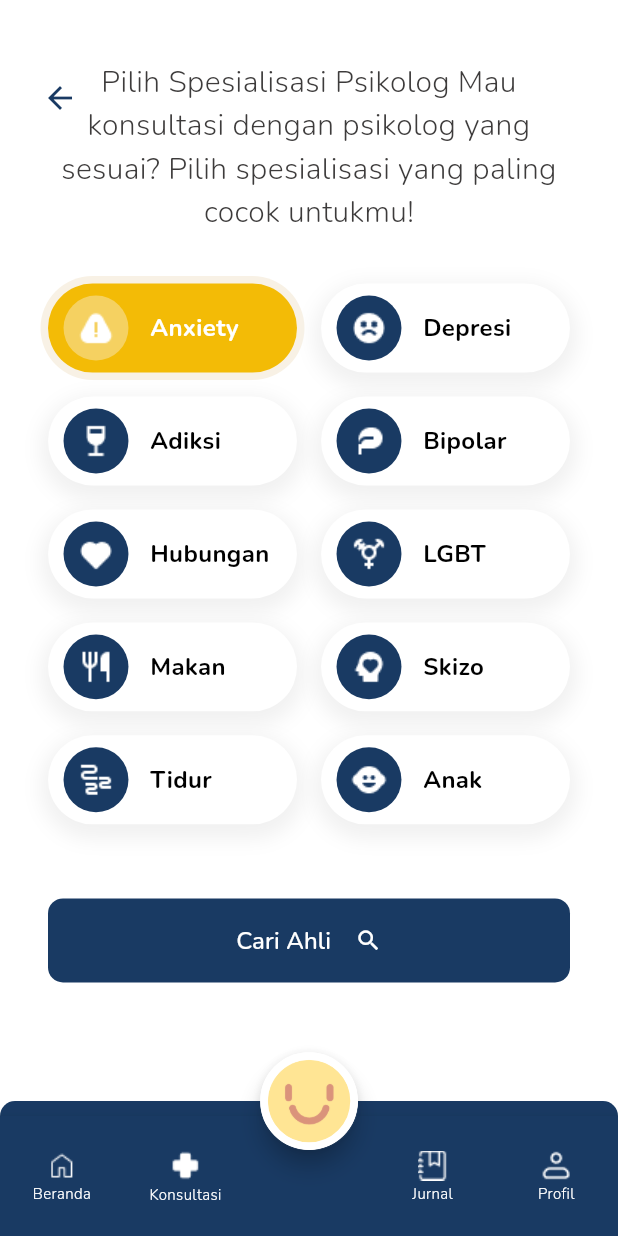
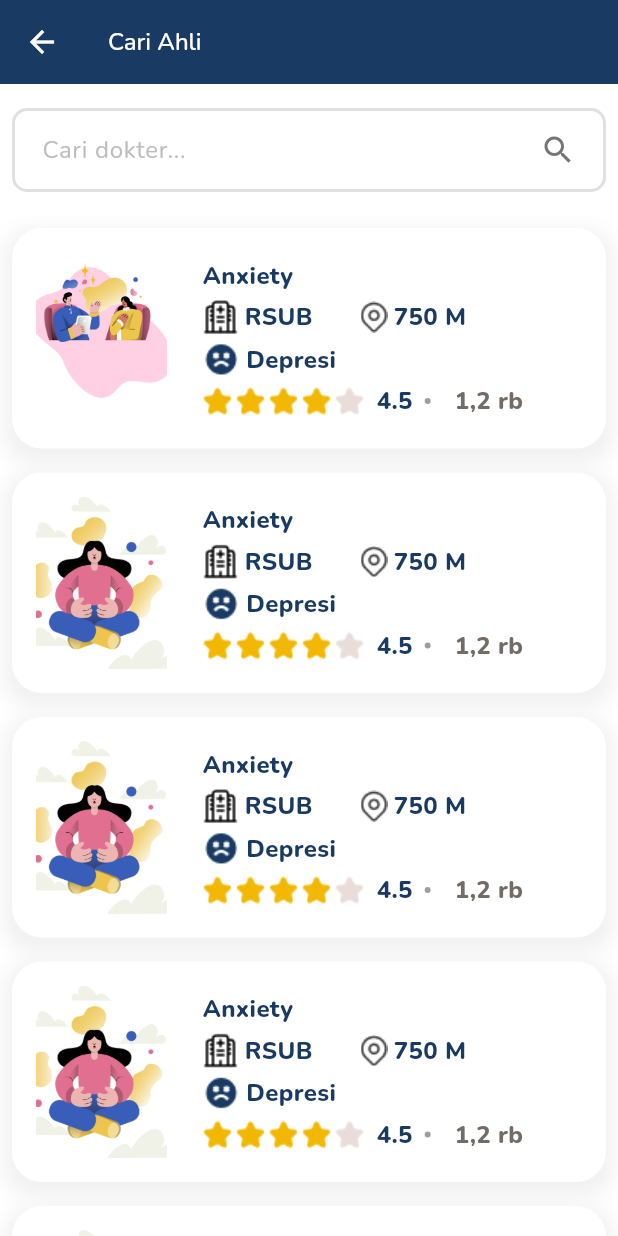
Before and after one commit to rizqiaditya222/raion_intern_15, a Flutter app: the screen it shows after launch, item 2 of the bottom bar chosen, scrolled down 139 dp, after a tap on "Cari Ahli", on a phone screen of 412 x 824 dp. Run offline on Flutter 3.47's test engine with Material 3 defaults, Android fonts, the phone set to English and light mode, and no system bars; our stand-ins replace cloud_firestore, firebase_auth, firebase_core, firebase_database, get_it, google_fonts and 1 more; accounts and stored records are empty.

```diff
--- a/lib/assets/constants/image_strings.dart
+++ b/lib/assets/constants/image_strings.dart
@@ -30,6 +30,8 @@ const String moodFlat = "lib/assets/images/mood/flat.png";
 
 // Consultation
 const String emptyConsult = "lib/assets/images/consultation/thumbnail.png";
+const String map = "lib/assets/images/consultation/map.png";
+const String hospital = "lib/assets/images/consultation/hospital.png";
 
 // Radio Icons
 const String adiksi = "lib/assets/images/radio_icon/adiksi.png";
--- /dev/null
+++ b/lib/features/presentation/screens/consultation_screen/appointment_date.dart
@@ -0,0 +1,54 @@
+import 'package:flutter/material.dart';
+import '../../../../assets/color.dart';
+import 'package:table_calendar/table_calendar.dart';
+
+class AppointmentDate extends StatefulWidget {
+  const AppointmentDate({super.key});
+
+  @override
+  State<AppointmentDate> createState() => _AppointmentDateState();
+}
+
+class _AppointmentDateState extends State<AppointmentDate> {
+  @override
+  Widget build(BuildContext context) {
+    DateTime today = DateTime.now();
+    return Scaffold(
+      appBar: AppBar(
+        backgroundColor: primary[90],
+        title: Text(
+          "Pilih Tanggal",
+          style: Theme.of(context)
+              .textTheme
+              .headlineSmall
+              ?.copyWith(color: Colors.white, fontSize: 16),
+        ),
+        leading: IconButton(
+          icon: const Icon(
+            Icons.arrow_back,
+            color: Colors.white,
+          ),
+          onPressed: () {
+            Navigator.pop(context);
+          },
+        ),
+      ),
+
+      body: Column(
+
+        children: [
+
+          Container(
+            child: TableCalendar(
+              headerStyle: HeaderStyle(formatButtonVisible: false, titleCentered: true),
+              focusedDay: today,
+              firstDay: DateTime(2000, 01, 01),
+              lastDay: DateTime(2030, 01, 01),
+            ),
+          ),
+        ],
+
+      ),
+    );
+  }
+}
--- /dev/null
+++ b/lib/features/presentation/screens/consultation_screen/payment_success.dart
@@ -0,0 +1,38 @@
+import 'package:flutter/material.dart';
+import 'package:raion_intern_15/assets/widgets/button.dart';
+
+class PaymentSuccess extends StatelessWidget {
+  const PaymentSuccess({super.key});
+
+  @override
+  Widget build(BuildContext context) {
+    return Scaffold(
+      backgroundColor: Colors.white,
+      body: Padding(
+        padding: const EdgeInsets.all(16),
+        child: Center(
+          child: Column(
+            mainAxisAlignment: MainAxisAlignment.center,
+            children: [
+              Image.asset("lib/assets/images/consultation/success.png"),
+              SizedBox(height: 32,),
+              Text("Yeay! Pembayaran Berhasil!", style: Theme.of(context).textTheme.headlineSmall?.copyWith(fontWeight: FontWeight.bold, fontSize: 16)),
+              SizedBox(height: 32,),
+              Text("Jadwal konsultasimu sudah dikonfirmasi. Siap-siap ngobrol dengan dokter!",
+                style: Theme.of(context).textTheme.bodyLarge?.copyWith(fontSize: 16),
+                textAlign: TextAlign.center,
+              ),
+              SizedBox(height: 32,),
+              SubmitButton(
+                  myText: "Kembali ke Beranda",
+                  onPressed: (){
+
+                  },
+                  )
+            ],
+          ),
+        ),
+      ),
+    );
+  }
+}
--- /dev/null
+++ b/lib/features/presentation/screens/consultation_screen/search_doctor.dart
@@ -0,0 +1,230 @@
+import 'package:flutter/material.dart';
+import 'package:raion_intern_15/assets/color.dart';
+import 'package:raion_intern_15/assets/constants/image_strings.dart';
+import 'package:raion_intern_15/assets/widgets/onboarding_card.dart';
+
+class SearchDoctor extends StatelessWidget {
+  SearchDoctor({super.key});
+
+  final TextEditingController controller = TextEditingController();
+
+  final List<Map<String, dynamic>> doctorList = [
+    {
+      'icon': AssetImage("lib/assets/images/onBoard2.png"),
+      'activeIcon': AssetImage(moodHappy),
+      'name': "Anxiety",
+      'hospital': "RSUB",
+      'distance': "750 M",
+      'specialization': "Depresi",
+      'rating': "4.5",
+      'ratingAmount': "1,2 rb"
+    },
+    {
+      'icon': AssetImage("lib/assets/images/onBoard3.png"),
+      'activeIcon': AssetImage(moodHappy),
+      'name': "Anxiety",
+      'hospital': "RSUB",
+      'distance': "750 M",
+      'specialization': "Depresi",
+      'rating': "4.5",
+      'ratingAmount': "1,2 rb"
+    },    {
+      'icon': AssetImage("lib/assets/images/onBoard3.png"),
+      'activeIcon': AssetImage(moodHappy),
+      'name': "Anxiety",
+      'hospital': "RSUB",
+      'distance': "750 M",
+      'specialization': "Depresi",
+      'rating': "4.5",
+      'ratingAmount': "1,2 rb"
+    },    {
+      'icon': AssetImage("lib/assets/images/onBoard3.png"),
+      'activeIcon': AssetImage(moodHappy),
+      'name': "Anxiety",
+      'hospital': "RSUB",
+      'distance': "750 M",
+      'specialization': "Depresi",
+      'rating': "4.5",
+      'ratingAmount': "1,2 rb"
+    },    {
+      'icon': AssetImage("lib/assets/images/onBoard3.png"),
+      'activeIcon': AssetImage(moodHappy),
+      'name': "Anxiety",
+      'hospital': "RSUB",
+      'distance': "750 M",
+      'specialization': "Depresi",
+      'rating': "4.5",
+      'ratingAmount': "1,2 rb"
+    },
+  ];
+
+  @override
+  Widget build(BuildContext context) {
+    return Scaffold(
+      appBar: AppBar(
+        backgroundColor: primary[90],
+        title: Text(
+          "Cari Ahli",
+          style: Theme.of(context)
+              .textTheme
+              .headlineSmall
+              ?.copyWith(color: Colors.white, fontSize: 16),
+        ),
+        leading: IconButton(
+          icon: const Icon(
+            Icons.arrow_back,
+            color: Colors.white,
+          ),
+          onPressed: () {
+            Navigator.pop(context);
+          },
+        ),
+      ),
+      body: Column(
+        children: [
+          SizedBox(height: 8),
+          Padding(
+            padding: EdgeInsets.all(8),
+            child: TextFormField(
+              controller: controller,
+              decoration: InputDecoration(
+                hintText: "Cari dokter...",
+                hintStyle: TextStyle(color: Colors.grey[400]),
+                suffixIcon: Padding(
+                  padding: EdgeInsets.only(right: 16),
+                  child: Icon(Icons.search, size: 24, color: Colors.grey[600]),
+                ),
+                enabledBorder: OutlineInputBorder(
+                  borderRadius: BorderRadius.circular(10),
+                  borderSide: BorderSide(
+                    color: Colors.grey[300]!,
+                    width: 2.0,
+                  ),
+                ),
+                focusedBorder: OutlineInputBorder(
+                  borderRadius: BorderRadius.circular(10),
+                  borderSide: BorderSide(
+                    color: Colors.blueAccent,
+                    width: 2.5,
+                  ),
+                ),
+                contentPadding: EdgeInsets.symmetric(vertical: 16, horizontal: 16),
+              ),
+            ),
+          ),
+          SizedBox(height: 8.0),
+          Expanded(
+            child: ListView.builder(
+              itemCount: doctorList.length,
+              itemBuilder: (context, index) {
+                return Padding(
+                  padding: const EdgeInsets.all(8.0),
+                  child: Container(
+                    decoration: BoxDecoration(
+                      color: Colors.white,
+                      borderRadius: BorderRadius.circular(20),
+                      boxShadow: [
+                        const BoxShadow(
+                          color: Color.fromARGB(255, 241, 241, 241),
+                          spreadRadius: 5,
+                          blurRadius: 10,
+                          offset: Offset(0, 5),
+                        ),
+                      ],
+                    ),
+                    padding: const EdgeInsets.all(16.0),
+                    child: Row(
+                      crossAxisAlignment: CrossAxisAlignment.start,
+                      children: [
+                        Container(
+                          decoration: BoxDecoration(
+                            borderRadius: BorderRadius.circular(10),
+                          ),
+                          height: 115,
+                          width: 87,
+                          child: Image(
+                            image: doctorList[index]['icon'],
+                            fit: BoxFit.cover,
+                          ),
+                        ),
+                        const SizedBox(width: 24),
+                        Expanded(
+                          child: SizedBox(
+                            height: 115,
+                            child: Column(
+                              crossAxisAlignment: CrossAxisAlignment.start,
+                              mainAxisAlignment: MainAxisAlignment.spaceEvenly,
+                              children: [
+                                Text(doctorList[index]['name'],
+                                    style: const TextStyle(fontWeight: FontWeight.w800, fontSize: 16)),
+                                Row(
+                                  children: [
+                                    Row(
+                                      children: [
+                                        Image.asset(hospital),
+                                        const SizedBox(width: 4),
+                                        Text(doctorList[index]['hospital'],
+                                            style: const TextStyle(fontWeight: FontWeight.w800, fontSize: 16)),
+                                      ],
+                                    ),
+                                    SizedBox(width: 32),
+                                    Row(
+                                      children: [
+                                        Image.asset(map),
+                                        const SizedBox(width: 4),
+                                        Text(doctorList[index]['distance'],
+                                            style: const TextStyle(fontWeight: FontWeight.w800, fontSize: 16)),
+                                      ],
+                                    ),
+                                  ],
+                                ),
+                                Row(
+                                  children: [
+                                    Image.asset(depresi),
+                                    const SizedBox(width: 4),
+                                    Text(doctorList[index]['specialization'],
+                                        style: const TextStyle(fontWeight: FontWeight.w800, fontSize: 16)),
+                                  ],
+                                ),
+                                Row(
+                                  children: [
+                                    Container(
+                                      width: 108,
+                                      child: Image.asset(
+                                        "lib/assets/images/consultation/rating.png",
+                                        fit: BoxFit.contain,
+                                      ),
+                                    ),
+                                    SizedBox(width: 8),
+                                    Text(doctorList[index]['rating'],
+                                        style: const TextStyle(fontWeight: FontWeight.w800, fontSize: 16)),
+                                    SizedBox(width: 8),
+                                    Container(
+                                      height: 4,
+                                      width: 4,
+                                      decoration: BoxDecoration(
+                                        shape: BoxShape.circle,
+                                        color: Colors.grey,
+                                      ),
+                                    ),
+                                    SizedBox(width: 16),
+                                    Text(doctorList[index]['ratingAmount'],
+                                        style: TextStyle(fontWeight: FontWeight.w800, fontSize: 16, color: Color(0xFF736B66))),
+                                  ],
+                                ),
+                              ],
+                            ),
+                          ),
+                        ),
+                      ],
+                    ),
+                  ),
+                );
+              },
+            ),
+          ),
+        ],
+      ),
+    );
+  }
+}
--- a/lib/features/presentation/screens/consultation_screen/specialization.dart
+++ b/lib/features/presentation/screens/consultation_screen/specialization.dart
@@ -195,7 +195,9 @@ class _SpecializationState extends State<Specialization> {
                           borderRadius: BorderRadius.circular(10),
                         ),
                       ),
-                      onPressed: () {},
+                      onPressed: () {
+                        Navigator.pushReplacementNamed(context, '/search');
+                      },
                       child: Row(
                         mainAxisAlignment: MainAxisAlignment.center,
                         children: [
--- a/lib/features/presentation/screens/homescreen/main_screen.dart
+++ b/lib/features/presentation/screens/homescreen/main_screen.dart
@@ -4,7 +4,10 @@ import 'package:raion_intern_15/assets/color.dart';
 import 'package:raion_intern_15/assets/constants/image_strings.dart';
 import 'package:raion_intern_15/features/presentation/provider/bottom_navbar.dart';
 import 'package:raion_intern_15/features/presentation/provider/mood.provider.dart';
+import 'package:raion_intern_15/features/presentation/screens/consultation_screen/appointment_date.dart';
 import 'package:raion_intern_15/features/presentation/screens/consultation_screen/empty_consultation.dart';
+import 'package:raion_intern_15/features/presentation/screens/consultation_screen/payment_success.dart';
+import 'package:raion_intern_15/features/presentation/screens/consultation_screen/search_doctor.dart';
 import 'package:raion_intern_15/features/presentation/screens/consultation_screen/specialization.dart';
 import 'package:raion_intern_15/features/presentation/screens/dummy.dart';
 import 'package:raion_intern_15/features/presentation/screens/mood_screen/mood_screen.dart';
@@ -15,10 +18,10 @@ class MainScreen extends StatelessWidget {
   MainScreen({super.key});
 
   final List<Widget> screens = [
-    Dummy(),
+    AppointmentDate(),
     Specialization(),
     MoodScreen(),
-    ProfilePage(),
+    SearchDoctor(),
     ProfileScreen(),
   ];
 
--- a/lib/main.dart
+++ b/lib/main.dart
@@ -5,6 +5,7 @@ import 'package:raion_intern_15/features/presentation/provider/bottom_navbar.dar
 import 'package:raion_intern_15/features/presentation/provider/mood.provider.dart';
 import 'package:raion_intern_15/features/presentation/screens/consultation_screen/information_form.dart';
 import 'package:raion_intern_15/features/presentation/screens/consultation_screen/loading_screen.dart';
+import 'package:raion_intern_15/features/presentation/screens/consultation_screen/search_doctor.dart';
 import 'package:raion_intern_15/features/presentation/screens/consultation_screen/specialization.dart';
 import 'package:raion_intern_15/features/presentation/screens/homescreen/main_screen.dart';
 import 'package:raion_intern_15/features/presentation/screens/mood_screen/mood_screen.dart';
@@ -79,6 +80,7 @@ class MyApp extends StatelessWidget {
           '/loading': (context) => LoadingScreen(),
           '/information': (context) => InformationForm(),
           '/specialization': (context) => Specialization(),
+          '/search': (context) => SearchDoctor(),
           '/main': (context) => MainScreen(),
           '/moodScreen': (context) => MoodScreen(),
           '/faq': (context) => const Faq(),
--- a/pubspec.yaml
+++ b/pubspec.yaml
@@ -21,6 +21,8 @@ dev_dependencies:
     sdk: flutter
   flutter_lints: ^5.0.0
   google_fonts: ^6.2.1
+  table_calendar: ^3.2.0
+  intl: ^0.20.2
 
 flutter:
   uses-material-design: true
@@ -54,6 +56,10 @@ flutter:
     - lib/assets/images/mood/flat.png
     - lib/assets/images/mood/excellent.png
     - lib/assets/images/consultation/thumbnail.png
+    - lib/assets/images/consultation/map.png
+    - lib/assets/images/consultation/hospital.png
+    - lib/assets/images/consultation/rating.png
+    - lib/assets/images/consultation/success.png
     - lib/assets/images/radio_icon/adiksi.png
     - lib/assets/images/radio_icon/adiksi_active.png
     - lib/assets/images/radio_icon/anak.png
```
Also changed, not shown: lib/assets/images/consultation/hospital.png (added), lib/assets/images/consultation/map.png (added), lib/assets/images/consultation/rating.png (added), lib/assets/images/consultation/success.png (added), pubspec.lock.
